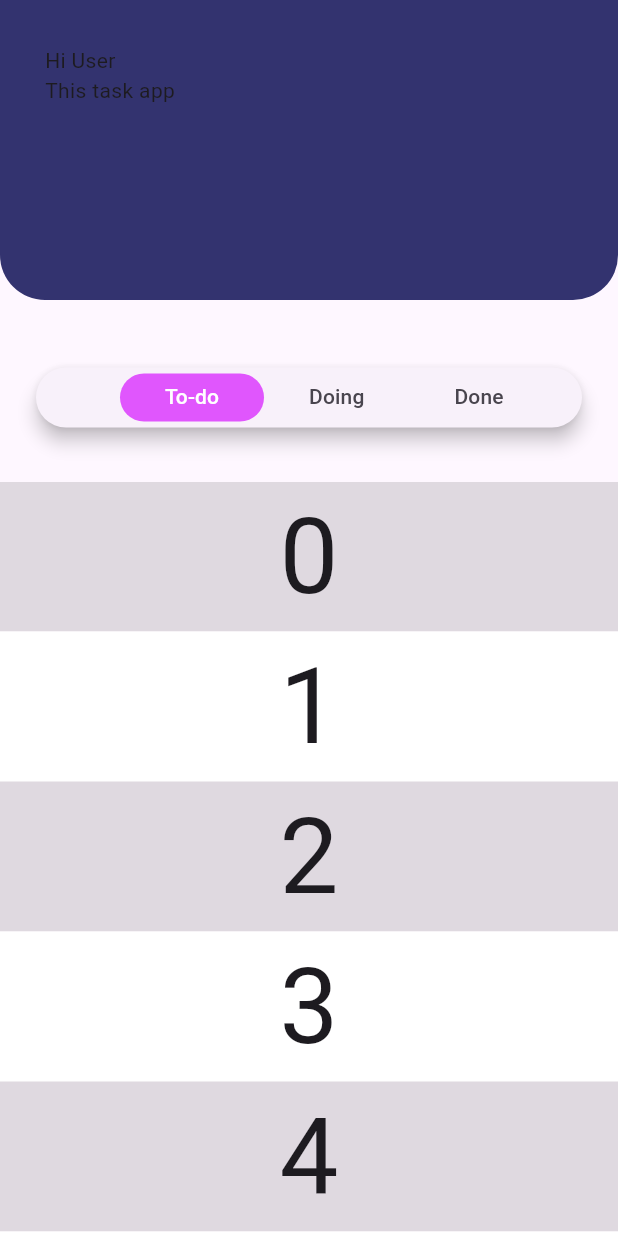
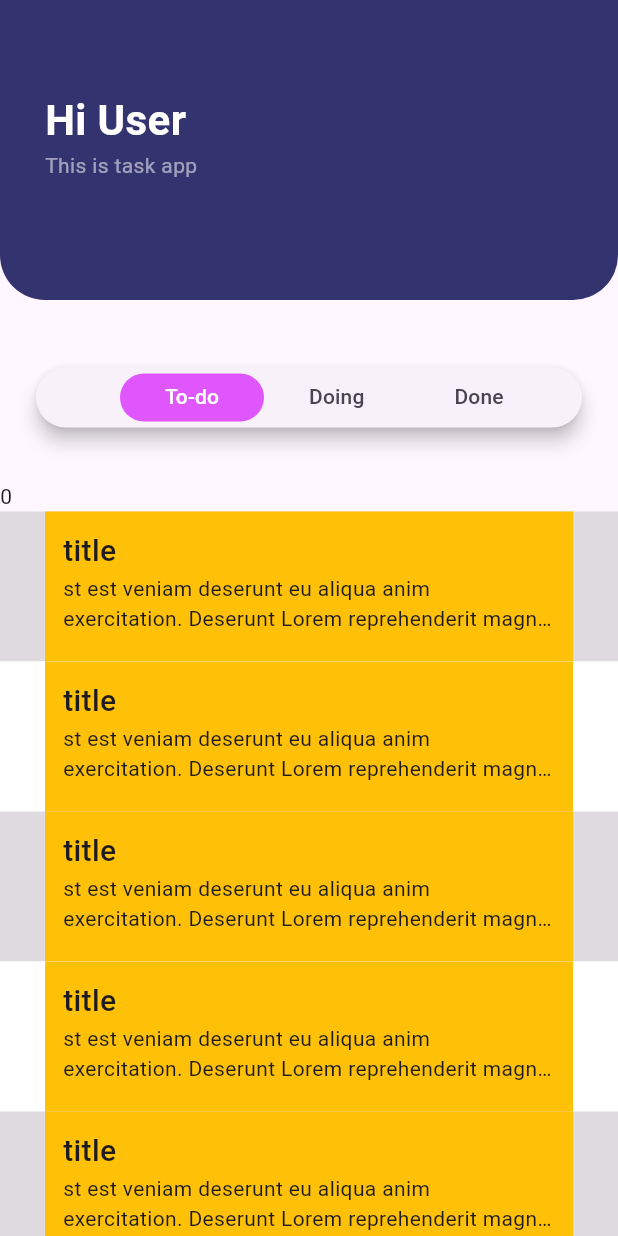
Before and after one commit to PechPanupong/task-app-flutter, a Flutter app: the screen it shows after launch, on a phone screen of 412 x 824 dp. Run offline on Flutter 3.47's test engine with Material 2 defaults, Android fonts, the phone set to English and light mode, and no system bars.

Commit message:
add api model ,task component

```diff
--- /dev/null
+++ b/lib/components/task_page/detail_box.dart
@@ -0,0 +1,28 @@
+import 'package:flutter/material.dart';
+
+class DetailBox extends StatelessWidget {
+  const DetailBox({super.key});
+
+  @override
+  Widget build(BuildContext context) {
+    return Container(
+      color: Colors.amber,
+      constraints: BoxConstraints.expand(),
+      padding: EdgeInsets.all(12),
+      child: Column(
+        crossAxisAlignment: CrossAxisAlignment.start,
+        children: [
+          Text(
+            'title',
+            style: TextStyle(fontSize: 20, fontWeight: FontWeight.w500),
+          ),
+          Text(
+            'st est veniam deserunt eu aliqua anim exercitation. Deserunt Lorem reprehenderit magna cupidatat sunt eiusmod ut sunt deserunt nulla ea tempor commodo',
+            maxLines: 2,
+            overflow: TextOverflow.ellipsis,
+          ),
+        ],
+      ),
+    );
+  }
+}
--- a/lib/pages/task_page.dart
+++ b/lib/pages/task_page.dart
@@ -1,3 +1,4 @@
+import 'package:app/components/task_page/detail_box.dart';
 import 'package:app/style/app_style.dart';
 import 'package:flutter/material.dart';
 
@@ -17,11 +18,14 @@ class _TaskPageState extends State<TaskPage> with TickerProviderStateMixin {
     tabController = TabController(length: 3, vsync: this);
 
     tabController.addListener(() {
-      setState(() {
-        selectedTab = tabController.index;
-      });
+      final newTabIndex = tabController.index;
+      if (newTabIndex != selectedTab) {
+        setState(() {
+          selectedTab = newTabIndex;
+        });
 
-      print('Selected $selectedTab');
+        print('Selected $selectedTab');
+      }
     });
     super.initState();
   }
@@ -39,7 +43,7 @@ class _TaskPageState extends State<TaskPage> with TickerProviderStateMixin {
                 Positioned(
                   child: Container(
                     width: MediaQuery.of(context).size.width,
-                    padding: EdgeInsets.all(30),
+                    padding: const EdgeInsets.all(30),
                     height: 200,
                     decoration: const BoxDecoration(
                       color: AppStyle.darkPurple2,
@@ -47,9 +51,24 @@ class _TaskPageState extends State<TaskPage> with TickerProviderStateMixin {
                           bottomLeft: Radius.circular(30),
                           bottomRight: Radius.circular(30)),
                     ),
-                    child: Column(
+                    child: const Column(
                       crossAxisAlignment: CrossAxisAlignment.start,
-                      children: [Text('Hi User'), Text('This task app')],
+                      children: [
+                        SizedBox(
+                          height: 30,
+                        ),
+                        Text(
+                          'Hi User',
+                          style: TextStyle(
+                              color: Colors.white,
+                              fontSize: 28,
+                              fontWeight: FontWeight.w700),
+                        ),
+                        Text(
+                          'This is task app',
+                          style: TextStyle(color: Colors.white54),
+                        )
+                      ],
                     ),
                   ),
                 ),
@@ -63,7 +82,7 @@ class _TaskPageState extends State<TaskPage> with TickerProviderStateMixin {
                       borderRadius: BorderRadius.circular(30),
                     ),
                     child: Container(
-                      padding: EdgeInsets.all(4),
+                      padding: const EdgeInsets.all(4),
                       height: 40,
                       child: Center(
                         child: TabBar(
@@ -77,7 +96,7 @@ class _TaskPageState extends State<TaskPage> with TickerProviderStateMixin {
                             indicator: BoxDecoration(
                                 borderRadius: BorderRadius.circular(30),
                                 color: AppStyle.floor),
-                            tabs: [
+                            tabs: const [
                               Tab(child: Text('To-do')),
                               Tab(child: Text('Doing')),
                               Tab(child: Text('Done')),
@@ -95,15 +114,18 @@ class _TaskPageState extends State<TaskPage> with TickerProviderStateMixin {
                 padding: const EdgeInsets.only(top: 12.0),
                 child: CustomScrollView(
                   slivers: [
+                    SliverToBoxAdapter(
+                      child: Text('$selectedTab'),
+                    ),
                     SliverList(
                       delegate: SliverChildBuilderDelegate(
                         (BuildContext context, int index) {
+                          // date and detail
                           return Container(
+                            padding: EdgeInsets.symmetric(horizontal: 30),
                             color: index.isOdd ? Colors.white : Colors.black12,
                             height: 100.0,
-                            child: Center(
-                              child: Text('$index', textScaleFactor: 5),
-                            ),
+                            child: DetailBox(),
                           );
                         },
                         childCount: 20,
@@ -117,37 +139,3 @@ class _TaskPageState extends State<TaskPage> with TickerProviderStateMixin {
     );
   }
 }
-
-class PersistentHeader extends SliverPersistentHeaderDelegate {
-  final Widget widget;
-
-  PersistentHeader({required this.widget});
-
-  @override
-  Widget build(
-      BuildContext context, double shrinkOffset, bool overlapsContent) {
-    return Container(
-      width: double.infinity,
-      height: 66.0,
-      child: Center(
-        child: Card(
-          margin: EdgeInsets.symmetric(horizontal: 12),
-          color: Colors.white,
-          elevation: 5.0,
-          child: Center(child: widget),
-        ),
-      ),
-    );
-  }
-
-  @override
-  double get maxExtent => 66.0;
-
-  @override
-  double get minExtent => 66.0;
-
-  @override
-  bool shouldRebuild(SliverPersistentHeaderDelegate oldDelegate) {
-    return true;
-  }
-}
```
Also changed, not shown: lib/components/persistentHeader.dart (added, +35 -0 lines), lib/models/task.dart (added, +37 -0 lines).
